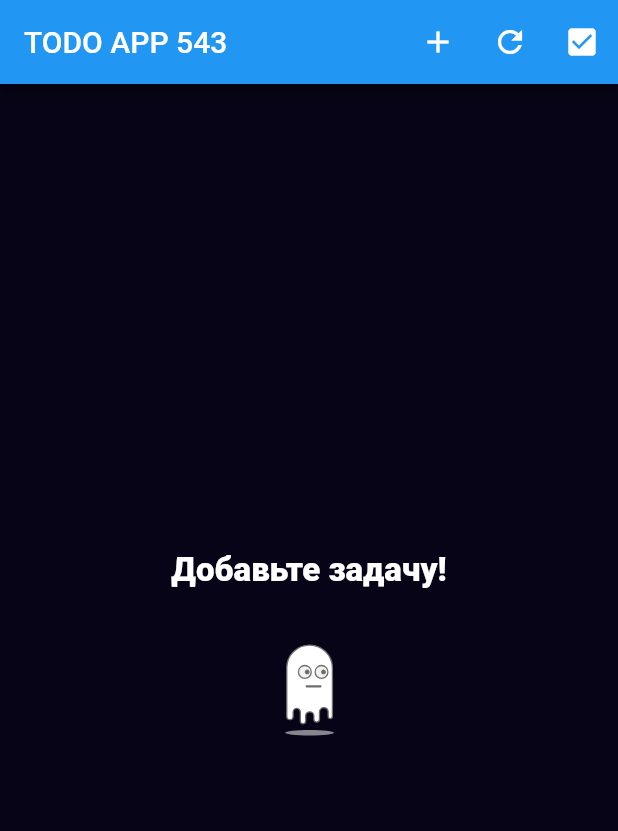
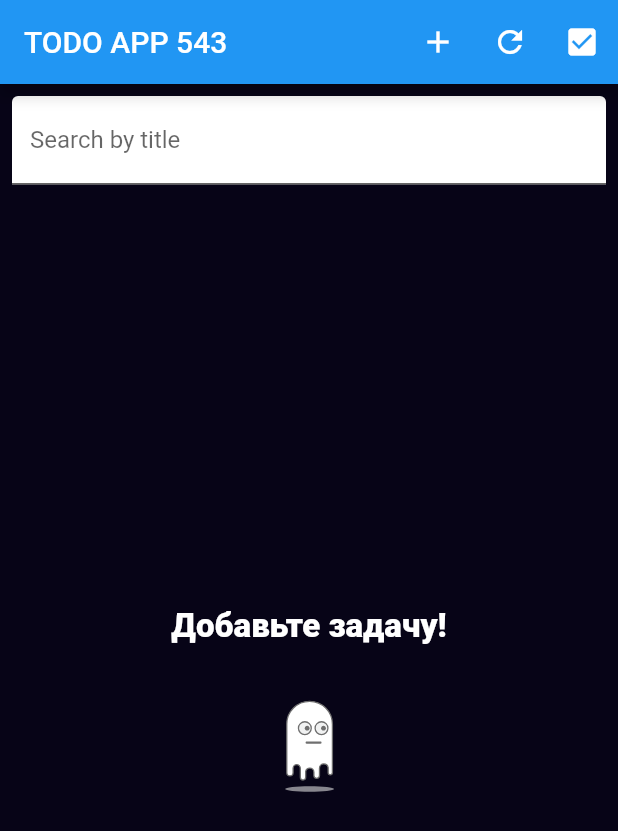
Before and after one commit to Samir-Sattarov/todo_application543, a Flutter app: the screen it shows after launch, on a phone screen of 412 x 824 dp. Shown: the top 831 px of the screen. Run offline on Flutter 3.47's test engine with Material 3 defaults, Android fonts, the phone set to English and light mode, and no system bars; our stand-ins replace flutter_keyboard_visibility, flutter_screenutil, flutter_slidable, get_it, hive, hive_flutter and 1 more; missing offline and left inert: flutter_confetti; accounts and stored records are empty.

Commit message:
Added search functionality

```diff
--- a/lib/core/utils/storage_service.dart
+++ b/lib/core/utils/storage_service.dart
@@ -23,7 +23,7 @@ abstract class StorageService {
 
   Future<void> deleteFromDisk(String boxName);
 
-  Future<List<dynamic>> getDataFromBox(String boxName);
+  Future<List<dynamic>> getDataFromBox(String boxName, {int? count = 10});
 }
 
 class StorageServiceImpl extends StorageService {
@@ -81,7 +81,7 @@ class StorageServiceImpl extends StorageService {
   }
 
   @override
-  Future<List> getDataFromBox(String boxName) async {
+  Future<List> getDataFromBox(String boxName, {int? count = 10}) async {
     final box = await _initBox(boxName);
 
     final listData = box.values.toList();
@@ -96,4 +96,5 @@ class StorageServiceImpl extends StorageService {
   Future<void> edit(String boxName, {required value}) async {
     await put(boxName, key: value['id'].toString(), value: value);
   }
+
 }
--- /dev/null
+++ b/lib/core/utils/use_debounce.dart
@@ -0,0 +1,19 @@
+import 'dart:async';
+
+import 'package:flutter/foundation.dart';
+
+class UseDebounce {
+  final int milliseconds;
+  Timer? _timer;
+
+  UseDebounce({required this.milliseconds});
+
+  void run(VoidCallback action) {
+    _timer?.cancel();
+    _timer = Timer(Duration(milliseconds: milliseconds), action);
+  }
+
+  void dispose() {
+    _timer?.cancel();
+  }
+}
--- a/lib/screens/home_screen.dart
+++ b/lib/screens/home_screen.dart
@@ -1,5 +1,5 @@
-
 import 'package:flutter/material.dart';
+import 'package:flutter_keyboard_visibility/flutter_keyboard_visibility.dart';
 import 'package:flutter_screenutil/flutter_screenutil.dart';
 import 'package:flutter_slidable/flutter_slidable.dart';
 import 'package:lottie/lottie.dart';
@@ -8,7 +8,9 @@ import 'package:todo_application/core/utils/app_colors.dart';
 import 'package:todo_application/core/utils/assets.dart';
 import 'package:todo_application/core/utils/storage_keys.dart';
 import 'package:todo_application/core/utils/storage_service.dart';
+import 'package:todo_application/core/utils/use_debounce.dart';
 import 'package:todo_application/screens/completed_todo_screen.dart';
+import 'package:todo_application/widgets/text_form_field_widget.dart';
 import 'package:todo_application/widgets/todo_card_widget.dart';
 
 import '../core/entities/todo_entity.dart';
@@ -25,6 +27,8 @@ class HomeScreen extends StatefulWidget {
 class _MyHomePageState extends State<HomeScreen> {
   late List<TodoEntity> listTodo = [];
   late StorageService storageService;
+  late UseDebounce useDebounce;
+  final TextEditingController controllerSearch = TextEditingController();
 
   @override
   void initState() {
@@ -32,19 +36,49 @@ class _MyHomePageState extends State<HomeScreen> {
     super.initState();
   }
 
+  @override
+  void dispose() {
+    useDebounce.dispose();
+    super.dispose();
+  }
+
   initialize() async {
+    useDebounce = UseDebounce(milliseconds: 500);
     storageService = locator();
 
     await load();
   }
 
   load() async {
-    final response = await storageService.getDataFromBox(StorageKeys.kTodoList);
+    final response =
+        await storageService.getDataFromBox(StorageKeys.kTodoList, count: 10);
 
     final results = TodoResultsEntity.fromJson(List.from(response));
 
     listTodo = results.listTodo;
     setState(() {});
+  }
+
+  search(String text) async {
+    if (text.isEmpty) {
+      load();
+      return;
+    }
+
+    useDebounce.run(
+      () async {
+        final response =
+            await storageService.getDataFromBox(StorageKeys.kTodoList);
+
+        final results = TodoResultsEntity.fromJson(List.from(response));
+
+        final formattedData = results.listTodo
+            .where((element) => element.title.contains(text))
+            .toList();
+        listTodo = formattedData;
+        setState(() {});
+      },
+    );
   }
 
   onDelete(TodoEntity entity) async {
@@ -71,7 +105,9 @@ class _MyHomePageState extends State<HomeScreen> {
 
   @override
   Widget build(BuildContext context) {
-    return Scaffold(
+    final isDark =  true;
+    return KeyboardDismissOnTap(
+      child: Scaffold(
         appBar: AppBar(
           backgroundColor: AppColors.accent,
           title: Text("TODO APP 543"),
@@ -116,6 +152,17 @@ class _MyHomePageState extends State<HomeScreen> {
           ],
         ),
         body: SafeArea(
+            child: Column(
+          children: [
+            Padding(
+              padding: const EdgeInsets.all(8.0),
+              child: TextFormFieldWidget(
+                controller: controllerSearch,
+                hintText: "Search by title",
+                onChanged: (text) => search(text),
+              ),
+            ),
+            Expanded(
               child: listTodo.isEmpty
                   ? Center(
                       child: Column(
@@ -142,7 +189,8 @@ class _MyHomePageState extends State<HomeScreen> {
                   : ListView.separated(
                       itemCount: listTodo.length,
                       padding: EdgeInsets.all(10.r),
-                separatorBuilder: (context, index) => SizedBox(height: 15.h),
+                      separatorBuilder: (context, index) =>
+                          SizedBox(height: 15.h),
                       itemBuilder: (context, index) {
                         final todo = listTodo[index];
                         return Slidable(
@@ -192,6 +240,9 @@ class _MyHomePageState extends State<HomeScreen> {
                       },
                     ),
             ),
+          ],
+        )),
+      ),
     );
   }
 }
--- a/lib/widgets/text_form_field_widget.dart
+++ b/lib/widgets/text_form_field_widget.dart
@@ -3,17 +3,19 @@ import 'package:flutter/material.dart';
 class TextFormFieldWidget extends StatelessWidget {
   final TextEditingController controller;
   final String hintText;
+  final Function(String text)? onChanged;
 
   const TextFormFieldWidget({
     super.key,
     required this.controller,
-    required this.hintText,
+    required this.hintText, this.onChanged,
   });
 
   @override
   Widget build(BuildContext context) {
     return TextFormField(
       controller: controller,
+      onChanged: onChanged,
       decoration: InputDecoration(
         labelText: hintText,
         hintText: hintText,
```
Lines whose indentation alone changed are shown as unchanged.
